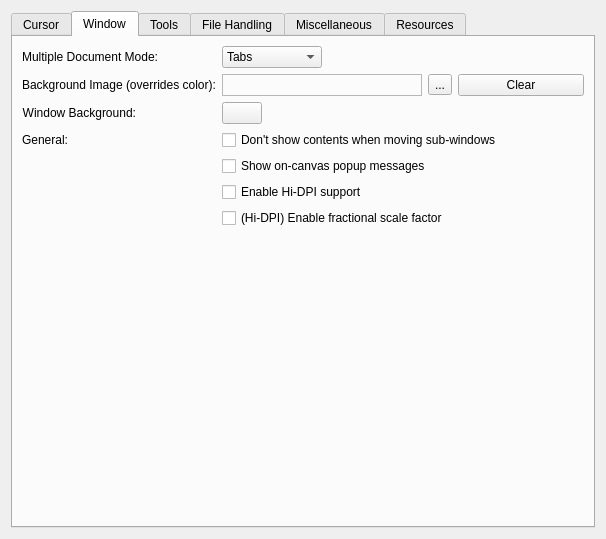
The window that libs/ui/forms/wdggeneralsettings.ui (KDE/krita) describes before a commit, drawn with Qt 5.
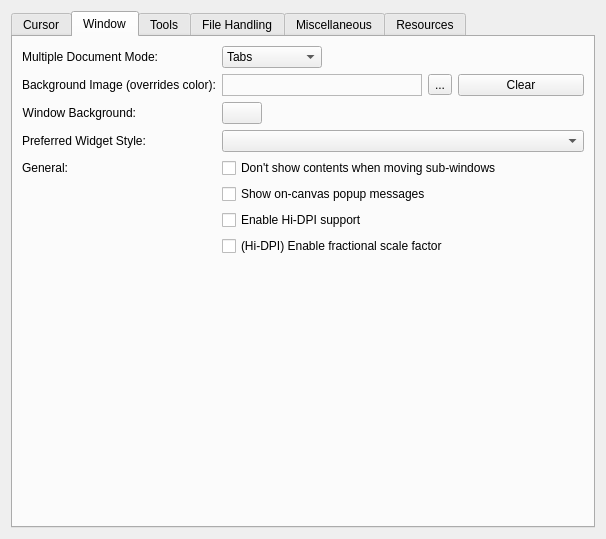
The same window after the commit. The open tabs and pages were chosen to show the change. Custom widgets are drawn as their Qt base class.

Commit message: Add basic switcher for changing widget style

The edit to the form file:
```diff
--- a/libs/ui/forms/wdggeneralsettings.ui
+++ b/libs/ui/forms/wdggeneralsettings.ui
@@ -293,13 +293,23 @@
         </widget>
        </item>
        <item row="3" column="0">
+        <widget class="QLabel" name="preferredStyleLabel">
+         <property name="text">
+          <string>Preferred Widget Style:</string>
+         </property>
+        </widget>
+       </item>
+       <item row="3" column="1">
+        <widget class="QComboBox" name="m_widgetStylesCombobox"/>
+       </item>
+       <item row="4" column="0">
         <widget class="QLabel" name="lbl_window_general">
          <property name="text">
           <string>General:</string>
          </property>
         </widget>
        </item>
-       <item row="3" column="1">
+       <item row="4" column="1">
         <widget class="QCheckBox" name="m_chkRubberBand">
          <property name="sizePolicy">
           <sizepolicy hsizetype="Preferred" vsizetype="Fixed">
@@ -312,28 +322,28 @@
          </property>
         </widget>
        </item>
-       <item row="4" column="1">
+       <item row="5" column="1">
         <widget class="QCheckBox" name="m_chkCanvasMessages">
          <property name="text">
           <string>Show on-canvas popup messages</string>
          </property>
         </widget>
        </item>
-       <item row="5" column="1">
+       <item row="6" column="1">
         <widget class="QCheckBox" name="m_chkHiDPI">
          <property name="text">
           <string>Enable Hi-DPI support</string>
          </property>
         </widget>
        </item>
-       <item row="6" column="1">
+       <item row="7" column="1">
         <widget class="QCheckBox" name="m_chkHiDPIFractionalScaling">
          <property name="text">
           <string>(Hi-DPI) Enable fractional scale factor</string>
          </property>
         </widget>
        </item>
-       <item row="7" column="0" colspan="2">
+       <item row="8" column="0" colspan="2">
         <spacer name="verticalSpacer">
          <property name="orientation">
           <enum>Qt::Vertical</enum>
```
The commit also changes 4 other files.
